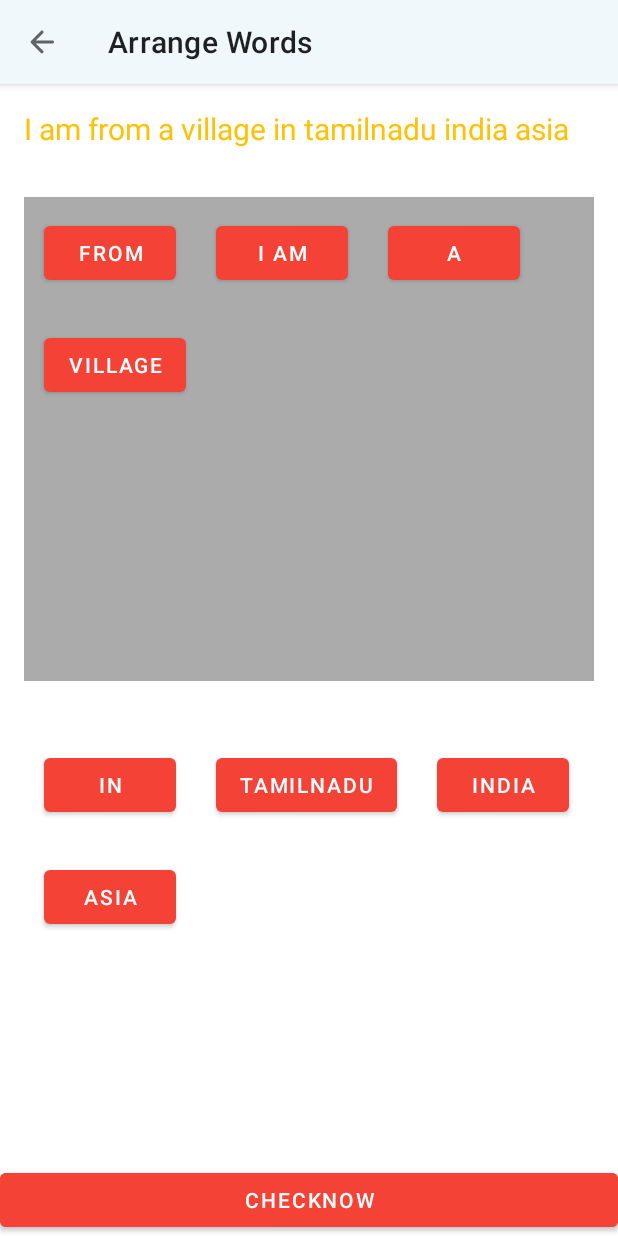
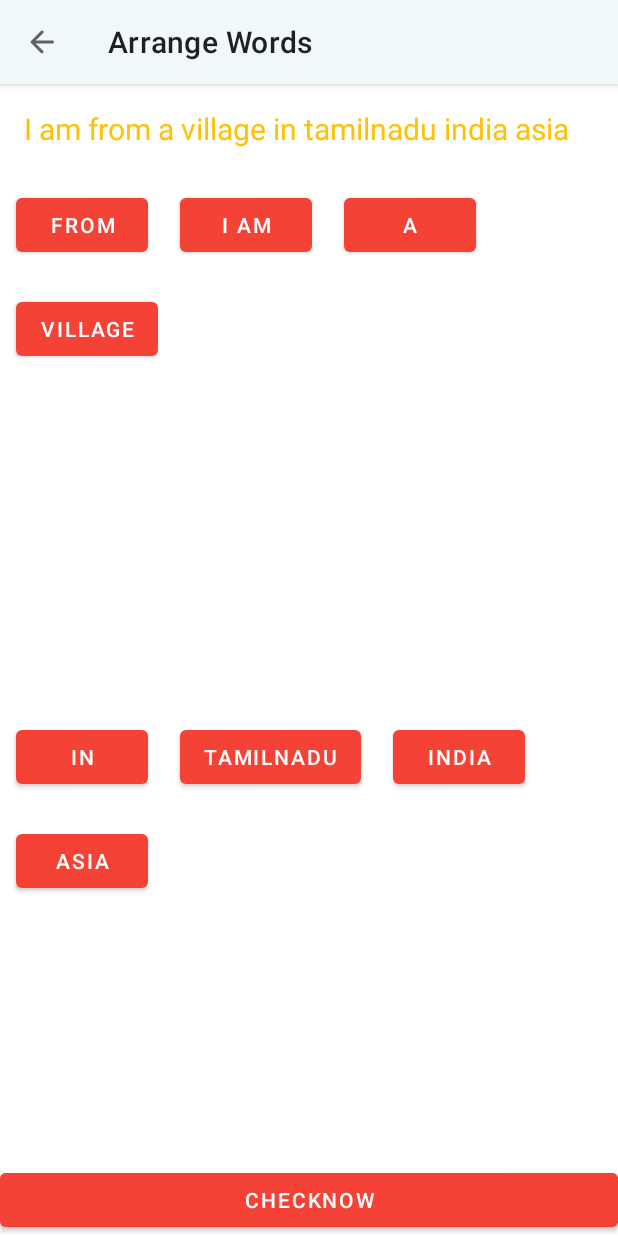
Before and after one commit to sunsewingmachine/FunnyLearny, an Android app: the fragment WordArrangementFragment placed in its activity, after a tap on "VILLAGE", on a phone screen of 412 x 824 dp. Run offline under Robolectric (Android 15) with nearby library versions, the phone set to English and light mode, and no system bars; our stand-ins replace FlexboxLayout; 3 other taps on this screen came first.

Commit message:
Funny Learny Changes done.

```diff
--- a/app/src/main/java/com/local/funnylearny/ui/trueorfalsequestion/ResultFragment.kt
+++ b/app/src/main/java/com/local/funnylearny/ui/trueorfalsequestion/ResultFragment.kt
@@ -12,7 +12,7 @@ import com.local.funnylearny.ui.base.FragmentInteractionListener
 import kotlinx.android.synthetic.main.fragment_result.*
 import java.lang.IllegalArgumentException
 
-class ResultFragment() : Fragment() {
+class ResultFragment : Fragment() {
 
     private var resultFragmentInteractionListener : ResultFragmentInteractionListener? = null
     private lateinit var trueOrFalseQuestionList : ArrayList<TrueOrFalseQuestion>
@@ -25,10 +25,6 @@ class ResultFragment() : Fragment() {
         } else {
             throw IllegalArgumentException("ResultFragmentInteractionListener is not implemented in respective activity")
         }
-    }
-
-    override fun onCreate(savedInstanceState: Bundle?) {
-        super.onCreate(savedInstanceState)
     }
 
     override fun onCreateView(
--- a/app/src/main/java/com/local/funnylearny/ui/trueorfalsequestion/CardStackViewAdapter.kt
+++ b/app/src/main/java/com/local/funnylearny/ui/trueorfalsequestion/TrueOrFalseQuestionCardStackViewAdapter.kt
@@ -10,10 +10,10 @@ import androidx.recyclerview.widget.RecyclerView
 import com.google.android.material.button.MaterialButton
 import com.local.funnylearny.databinding.TrueOrFalseQuestionListItemBinding
 
-class CardStackViewAdapter(
+class TrueOrFalseQuestionCardStackViewAdapter(
     var trueOrFalseQuestion: ArrayList<TrueOrFalseQuestion>,
     private val onTrueOrFalseQuestionAdapterListener: OnTrueOrFalseQuestionAdapterListener
-) : RecyclerView.Adapter<CardStackViewAdapter.ViewHolder>() {
+) : RecyclerView.Adapter<TrueOrFalseQuestionCardStackViewAdapter.ViewHolder>() {
 
     private var isRefreshing = false
 
--- a/app/src/main/java/com/local/funnylearny/ui/util/AnimationUtil.kt
+++ b/app/src/main/java/com/local/funnylearny/ui/util/AnimationUtil.kt
@@ -3,10 +3,12 @@ package com.local.funnylearny.ui.util
 import android.animation.Animator
 import android.animation.AnimatorSet
 import android.animation.ObjectAnimator
+import android.content.Context
 import android.graphics.Rect
 import android.view.View
 import android.view.animation.DecelerateInterpolator
 import com.google.android.material.button.MaterialButton
+import com.local.funnylearny.R
 
 object AnimationUtil {
 
@@ -91,7 +93,7 @@ object AnimationUtil {
         )
         val animatorSet = AnimatorSet()
         animatorSet.interpolator = DecelerateInterpolator(1f)
-        animatorSet.duration = 500 // can be decoupled for each animator separately
+        animatorSet.duration = 200 // can be decoupled for each animator separately
         animatorSet.startDelay = 0 // can be decoupled for each animator separately
         animatorSet.playTogether(
             translateAnimatorX,
@@ -106,7 +108,8 @@ object AnimationUtil {
         rootView: View,
         shuttleView: View,
         onAnimationEndListener: OnAnimationEndListener,
-        isBackAnimation: Boolean
+        isBackAnimation: Boolean,
+        context: Context
     ) {
 
         val animatorSet: AnimatorSet = getViewToViewScalingWordAnimator(
@@ -114,7 +117,8 @@ object AnimationUtil {
             shuttleView,
             fromView,
             toView,
-            isBackAnimation
+            isBackAnimation,
+            context
         )
         animatorSet.addListener(object : Animator.AnimatorListener {
             override fun onAnimationStart(animation: Animator) {
@@ -139,7 +143,8 @@ object AnimationUtil {
         viewToAnimate: View,
         fromView: View,
         toView: View,
-        isBackAnimation: Boolean
+        isBackAnimation: Boolean,
+        context: Context
     ): AnimatorSet {
 
         val fromRect = Rect()
@@ -155,8 +160,9 @@ object AnimationUtil {
         viewToAnimate.scaleX = 1f
         viewToAnimate.scaleY = 1f
 
+        val dimen16dp = context.resources.getDimension(R.dimen.dimen_10dp)
         var toStartPosition = if (toView is MaterialButton) {
-            toRect.right + 42
+            toRect.right + dimen16dp
         } else {
             toRect.left + 20
         }
@@ -164,12 +170,12 @@ object AnimationUtil {
         var toTopPosition = if (toView is MaterialButton) {
             (toRect.top - parentViewRect.top)
         } else {
-            (toRect.top - parentViewRect.top) + 24
+            (toRect.top - parentViewRect.top) - 10
         }
 
-        if ((toStartPosition + viewToAnimate.width) > parentViewRect.right) {
-            toStartPosition = parentViewRect.left + 64
-            toTopPosition += toView.height + 42
+        if ((toStartPosition.toInt() + viewToAnimate.width) > parentViewRect.right) {
+            toStartPosition = parentViewRect.left.toFloat() + dimen16dp
+            toTopPosition += toView.height + 20
         }
 
         // moving of the object on X-axis
--- a/app/src/main/java/com/local/funnylearny/ui/wordarrange/WordArrangementFragment.kt
+++ b/app/src/main/java/com/local/funnylearny/ui/wordarrange/WordArrangementFragment.kt
@@ -82,7 +82,7 @@ class WordArrangementFragment : Fragment() {
                         arrangeWordsContainer.addView(it)
                         it.tag = false
                     }
-                },false)
+                },false,context)
             } else {
 
                 val toView = if(randomWordsContainer.childCount == 0) {
@@ -100,7 +100,7 @@ class WordArrangementFragment : Fragment() {
                         randomWordsContainer.addView(it)
                         it.tag = true
                     }
-                },true)
+                },true,context)
             }
         }
         randomWordsContainer.addView(wordButton)
@@ -121,7 +121,8 @@ class WordArrangementFragment : Fragment() {
             ViewGroup.LayoutParams.WRAP_CONTENT,
             ViewGroup.LayoutParams.WRAP_CONTENT
         )
-        lp.setMargins(20, 20, 20, 20)
+
+        lp.setMargins(16, 16, 16,16)
         wordButton.layoutParams = lp
         wordButton.tag = true
         return wordButton
--- a/app/src/main/res/layout/fragment_funny_learny.xml
+++ b/app/src/main/res/layout/fragment_funny_learny.xml
@@ -42,9 +42,7 @@
             android:id="@+id/arrangeWordsContainer"
             android:layout_width="match_parent"
             android:layout_height="0dp"
-            android:layout_margin="16dp"
             app:flexWrap="wrap"
-            android:background="@color/strokeColor"
             app:layout_constraintBottom_toTopOf="@id/randomWordsContainer"
             app:layout_constraintStart_toStartOf="parent"
             app:layout_constraintTop_toBottomOf="@id/sentenceTextView" />
@@ -53,7 +51,6 @@
             android:id="@+id/randomWordsContainer"
             android:layout_width="match_parent"
             android:layout_height="0dp"
-            android:layout_margin="16dp"
             app:flexWrap="wrap"
             app:layout_constraintBottom_toBottomOf="parent"
             app:layout_constraintStart_toStartOf="parent"
--- a/app/src/main/res/layout/fragment_result.xml
+++ b/app/src/main/res/layout/fragment_result.xml
@@ -25,14 +25,15 @@
     <FrameLayout
         android:layout_width="match_parent"
         android:layout_height="wrap_content"
-        android:layout_margin="8dp"
         app:layout_behavior="com.google.android.material.appbar.AppBarLayout$ScrollingViewBehavior">
 
         <androidx.recyclerview.widget.RecyclerView
             android:id="@+id/resultRecyclerView"
             android:layout_width="match_parent"
             android:layout_height="wrap_content"
-            android:layout_marginBottom="52dp"/>
+            android:paddingTop="8dp"
+            android:paddingBottom="52dp"
+            android:clipToPadding="false"/>
     </FrameLayout>
 
 </androidx.coordinatorlayout.widget.CoordinatorLayout>
--- a/app/src/main/res/layout/result_list_item.xml
+++ b/app/src/main/res/layout/result_list_item.xml
@@ -64,6 +64,7 @@
         android:layout_width="match_parent"
         android:layout_height="wrap_content"
         android:layout_marginTop="8dp"
+        android:layout_marginBottom="@dimen/dimen_8dp"
         android:padding="4dp"/>
     </LinearLayout>
 </com.google.android.material.card.MaterialCardView>
--- a/app/src/main/res/values/dimens.xml
+++ b/app/src/main/res/values/dimens.xml
@@ -4,4 +4,7 @@
     <dimen name="stroke_width">1dp</dimen>
     <dimen name="dimen_8dp">8dp</dimen>
     <dimen name="dimen_4dp">4dp</dimen>
+    <dimen name="dimen_10dp">10dp</dimen>
+    <dimen name="dimen_12dp">12dp</dimen>
+    <dimen name="dimen_16dp">16dp</dimen>
 </resources>
```
Also changed, not shown: app/src/main/java/com/local/funnylearny/ui/trueorfalsequestion/ResultRecyclerViewAdapter.kt (+22 -14 lines), app/src/main/java/com/local/funnylearny/ui/trueorfalsequestion/TrueOrFalseQuestionFragment.kt (+16 -8 lines), app/src/main/res/layout/fragment_true_or_false_question.xml (+9 -10 lines).
